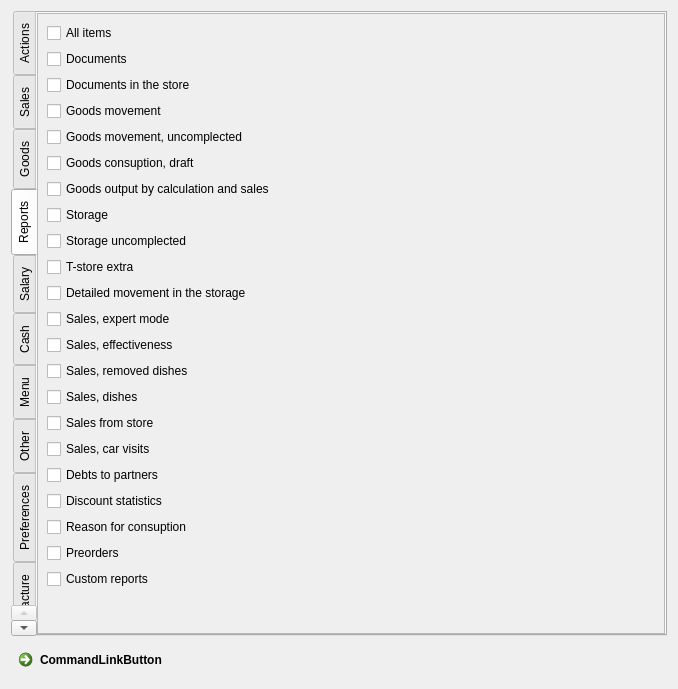
The window that Forms/c5grouppermissionseditor.ui (End1-1/Cafe5) describes before a commit, drawn with Qt 5.
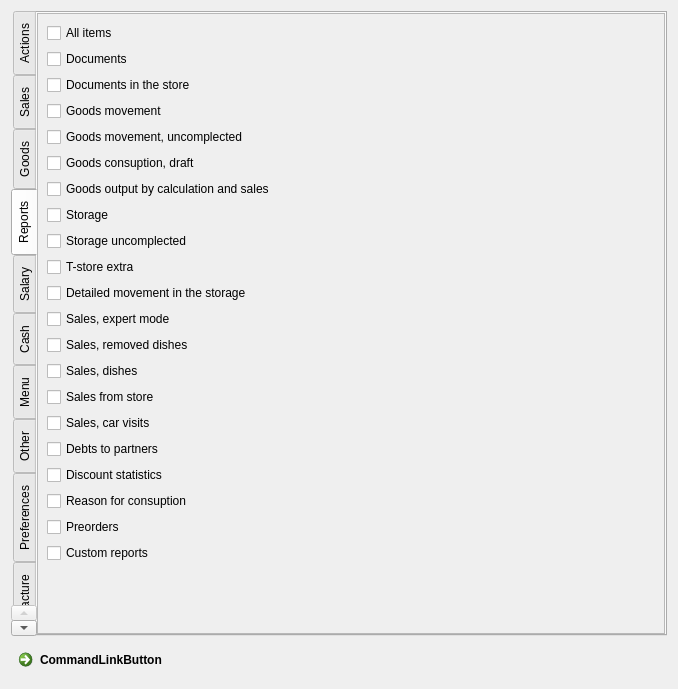
The same window after the commit. The open tabs and pages were chosen to show the change. Custom widgets are drawn as their Qt base class.

Diff of the .ui file:
```diff
--- a/Forms/c5grouppermissionseditor.ui
+++ b/Forms/c5grouppermissionseditor.ui
@@ -715,8 +715,8 @@
            <rect>
             <x>0</x>
             <y>0</y>
-            <width>614</width>
-            <height>634</height>
+            <width>628</width>
+            <height>619</height>
            </rect>
           </property>
           <layout class="QVBoxLayout" name="verticalLayout_6">
@@ -840,16 +840,6 @@
              </property>
             </widget>
            </item>
-           <item>
-            <widget class="C5CheckBox" name="checkBox_71">
-             <property name="text">
-              <string>Sales, effectiveness</string>
-             </property>
-             <property name="Tag" stdset="0">
-              <number>316</number>
-             </property>
-            </widget>
-           </item>
            <item>
             <widget class="C5CheckBox" name="checkBox_45">
              <property name="text">
```
Left out of the diff: 28 changed lines with no effect on the pictures.
